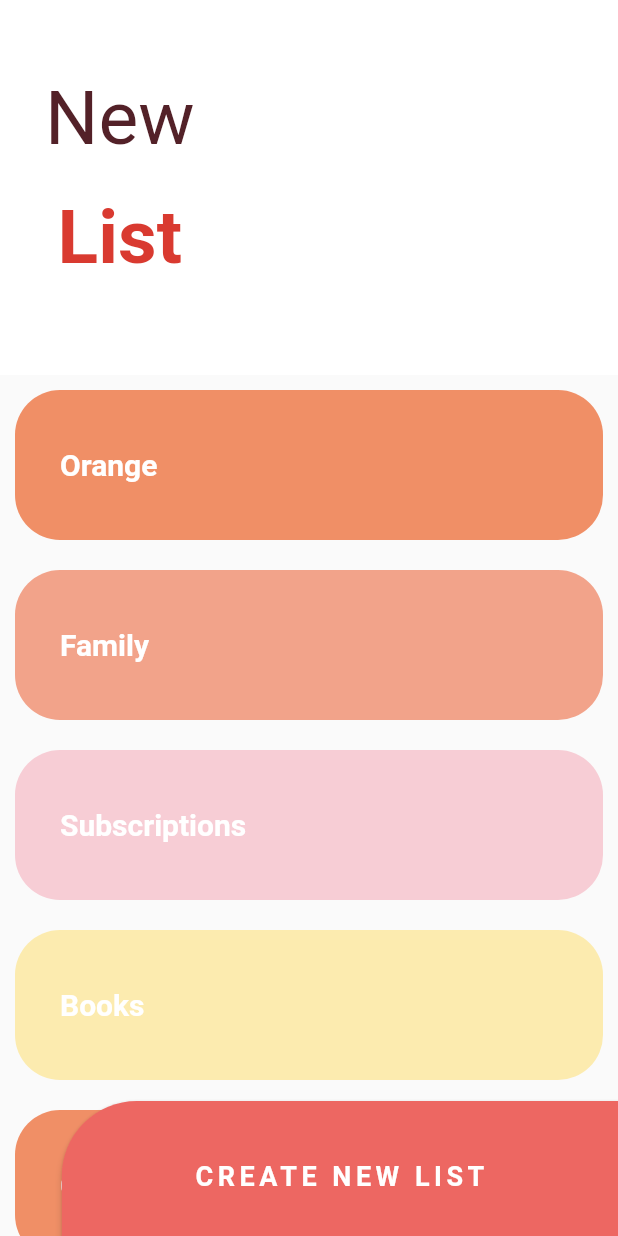
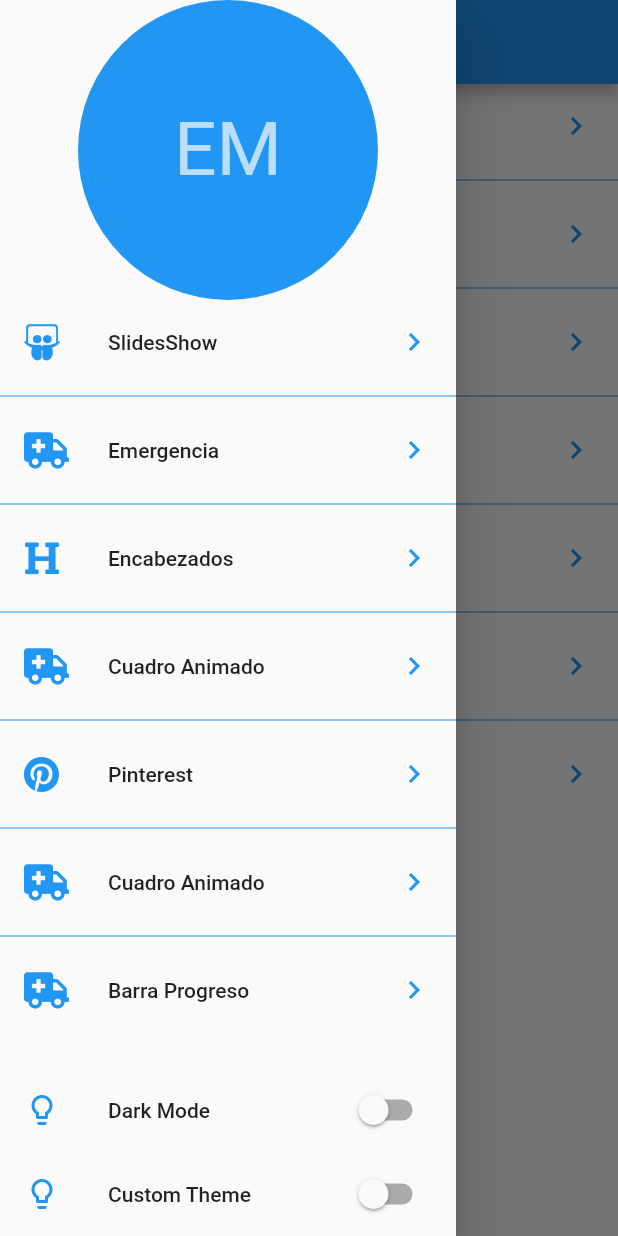
Before and after one commit to e-melara/diseno_app, a Flutter app: the screen it shows after launch, with the side drawer open (before the commit the screen has no drawer), on a phone screen of 412 x 824 dp. Run offline on Flutter 3.47's test engine with Material 2 defaults, Android fonts, the phone set to English and light mode, and no system bars; our stand-ins replace flutter_svg, font_awesome_flutter.

Commit message:
Theme personalizados

```diff
--- a/lib/main.dart
+++ b/lib/main.dart
@@ -1,25 +1,28 @@
 import 'package:flutter/material.dart';
+import 'package:provider/provider.dart';
 
-// import 'package:diseno_app/src/pages/animaciones_page.dart';
-// import 'package:diseno_app/src/retos/animation_page_cuadrado.dart';
-// import 'package:diseno_app/src/pages/header.dart';
-// import 'package:diseno_app/src/labs/circula_progress.dart';
-// import 'package:diseno_app/src/pages/graficas_circular.dart';
-// import 'package:diseno_app/src/labs/slider_pages.dart';
-// import 'package:diseno_app/src/pages/slider_show.dart';
-// import 'package:diseno_app/src/pages/pinteres_page.dart';
-// import 'package:diseno_app/src/pages/emergency_page.dart';
-import 'package:diseno_app/src/pages/slider_list_page.dart';
+import 'package:diseno_app/src/themes/themes.dart';
+import 'package:diseno_app/src/pages/launcher_page.dart';
 
-void main() => runApp(MyApp());
+void main() {
+  return runApp(
+    ChangeNotifierProvider(
+      create: (BuildContext context) => new ThemeChanger(1),
+      child: MyApp(),
+    ),
+  );
+}
 
 class MyApp extends StatelessWidget {
   @override
   Widget build(BuildContext context) {
+    final appTheme = Provider.of<ThemeChanger>(context);
+
     return MaterialApp(
+      theme: appTheme.currentData,
       debugShowCheckedModeBanner: false,
       title: 'Diseño app',
-      home: SliderListPage(),
+      home: LauncherPage(),
     );
   }
 }
--- /dev/null
+++ b/lib/src/pages/launcher_page.dart
@@ -0,0 +1,106 @@
+import 'package:flutter/material.dart';
+import 'package:provider/provider.dart';
+import 'package:font_awesome_flutter/font_awesome_flutter.dart';
+
+import 'package:diseno_app/src/routes.dart';
+import 'package:diseno_app/src/themes/themes.dart';
+
+class LauncherPage extends StatelessWidget {
+  @override
+  Widget build(BuildContext context) {
+    return Scaffold(
+      appBar: AppBar(
+        title: Text('Diseños en Flutter'),
+      ),
+      drawer: _MenuPrincipal(),
+      body: _ListaOpciones(),
+    );
+  }
+}
+
+class _ListaOpciones extends StatelessWidget {
+  @override
+  Widget build(BuildContext context) {
+    final routes = getApplicationRoutesPages;
+    final currentTheme = Provider.of<ThemeChanger>(context).currentData;
+
+    return ListView.separated(
+      itemCount: routes.length,
+      separatorBuilder: (context, index) => Divider(
+        color: currentTheme.accentColor,
+      ),
+      itemBuilder: (context, index) {
+        return ListTile(
+          leading: FaIcon(routes[index].icon, color: currentTheme.accentColor),
+          title: Text(routes[index].title),
+          trailing: Icon(Icons.chevron_right, color: currentTheme.accentColor),
+          onTap: () {
+            Navigator.push(
+              context,
+              MaterialPageRoute(builder: (context) => routes[index].page),
+            );
+          },
+        );
+      },
+    );
+  }
+}
+
+class _MenuPrincipal extends StatelessWidget {
+  @override
+  Widget build(BuildContext context) {
+    final appTheme = Provider.of<ThemeChanger>(context);
+
+    return Drawer(
+      child: Container(
+        child: Column(
+          children: [
+            SafeArea(
+              child: Container(
+                width: double.infinity,
+                height: 200.0,
+                child: CircleAvatar(
+                  backgroundColor: appTheme.currentData.accentColor,
+                  child: Text('EM', style: TextStyle(fontSize: 50.0)),
+                ),
+              ),
+            ),
+            Expanded(
+              child: _ListaOpciones(),
+            ),
+            SafeArea(
+              top: false,
+              bottom: true,
+              right: false,
+              left: false,
+              child: ListTile(
+                leading: Icon(Icons.lightbulb_outline,
+                    color: appTheme.currentData.accentColor),
+                title: Text('Dark Mode'),
+                trailing: Switch.adaptive(
+                  value: appTheme.darkTheme,
+                  activeColor: appTheme.currentData.accentColor,
+                  onChanged: (value) {
+                    appTheme.darkTheme = value;
+                  },
+                ),
+              ),
+            ),
+            ListTile(
+              leading: Icon(Icons.lightbulb_outline,
+                  color: appTheme.currentData.accentColor),
+              title: Text('Custom Theme'),
+              trailing: Switch.adaptive(
+                value: appTheme.customTheme,
+                activeColor: appTheme.currentData.accentColor,
+                onChanged: (value) {
+                  appTheme.customTheme = value;
+                },
+              ),
+            )
+          ],
+        ),
+      ),
+    );
+  }
+}
--- /dev/null
+++ b/lib/src/routes.dart
@@ -0,0 +1,55 @@
+import 'package:flutter/material.dart';
+import 'package:font_awesome_flutter/font_awesome_flutter.dart';
+
+import 'package:diseno_app/src/retos/animation_page_cuadrado.dart';
+import 'package:diseno_app/src/pages/emergency_page.dart';
+import 'package:diseno_app/src/pages/graficas_circular.dart';
+import 'package:diseno_app/src/pages/header.dart';
+import 'package:diseno_app/src/pages/pinteres_page.dart';
+import 'package:diseno_app/src/pages/slider_list_page.dart';
+import 'package:diseno_app/src/pages/slider_show.dart';
+
+final List<_Route> getApplicationRoutesPages = <_Route>[
+  _Route(
+      page: SliderShowPage(),
+      icon: FontAwesomeIcons.slideshare,
+      title: 'SlidesShow'),
+  _Route(
+    page: EmergencyPage(),
+    icon: FontAwesomeIcons.ambulance,
+    title: 'Emergencia',
+  ),
+  _Route(
+    page: HeaderPage(),
+    icon: FontAwesomeIcons.heading,
+    title: 'Encabezados',
+  ),
+  _Route(
+    page: AnimacionCuadroPage(),
+    icon: FontAwesomeIcons.ambulance,
+    title: 'Cuadro Animado',
+  ),
+  _Route(
+    page: PinteresPage(),
+    icon: FontAwesomeIcons.pinterest,
+    title: 'Pinterest',
+  ),
+  _Route(
+    page: SliderListPage(),
+    icon: FontAwesomeIcons.ambulance,
+    title: 'Cuadro Animado',
+  ),
+  _Route(
+    page: GraficaCircularPage(),
+    icon: FontAwesomeIcons.ambulance,
+    title: 'Barra Progreso',
+  ),
+];
+
+class _Route {
+  final IconData icon;
+  final Widget page;
+  final String title;
+
+  _Route({this.icon, this.page, this.title});
+}
--- /dev/null
+++ b/lib/src/themes/themes.dart
@@ -0,0 +1,49 @@
+import 'package:flutter/material.dart';
+
+class ThemeChanger with ChangeNotifier {
+  bool _darkTheme = false;
+  bool _customTheme = false;
+  ThemeData _currentData;
+
+  ThemeChanger(int index) {
+    switch (index) {
+      case 1:
+        _darkTheme = false;
+        _customTheme = false;
+        _currentData = ThemeData.light();
+        break;
+      case 2:
+        _darkTheme = true;
+        _customTheme = false;
+        _currentData = ThemeData.dark();
+        break;
+      case 3:
+        _darkTheme = false;
+        _customTheme = false;
+        break;
+      default:
+        _darkTheme = false;
+        _customTheme = false;
+        _currentData = ThemeData.light();
+    }
+  }
+
+  bool get darkTheme => this._darkTheme;
+  bool get customTheme => this._customTheme;
+  ThemeData get currentData => this._currentData;
+
+  set darkTheme(bool value) {
+    this._customTheme = false;
+    this._darkTheme = value;
+    this._currentData = (value) ? ThemeData.dark() : ThemeData.light();
+
+    notifyListeners();
+  }
+
+  set customTheme(bool value) {
+    this._customTheme = value;
+    this._darkTheme = false;
+    this._currentData = (value) ? ThemeData.light() : ThemeData.light();
+    notifyListeners();
+  }
+}
```
